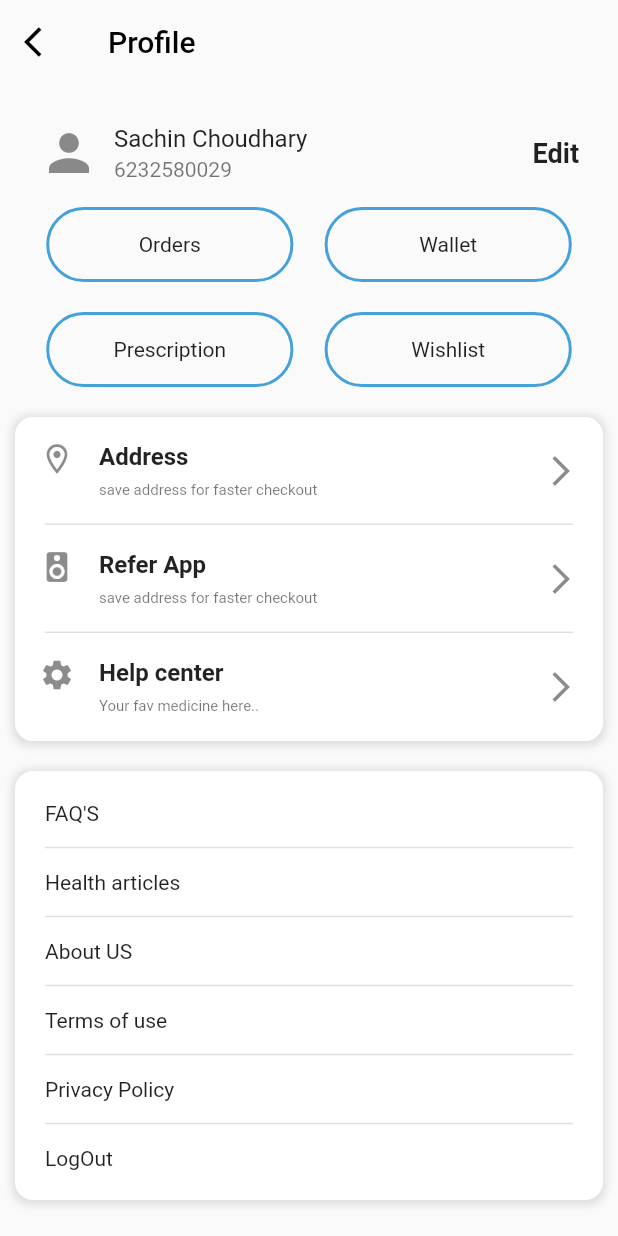
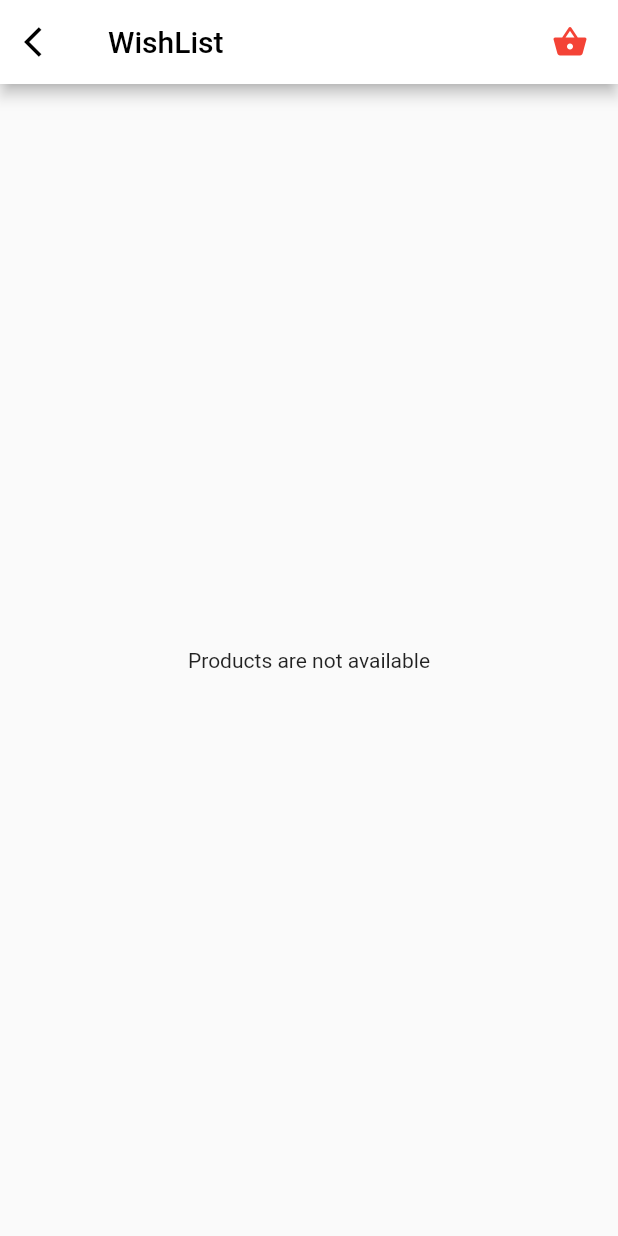
Before and after one commit to sachin9977/MediShop, a Flutter app: the AccountScreen screen opened directly, after a tap on "Wishlist", on a phone screen of 412 x 824 dp. Run offline on Flutter 3.47's test engine with Material 2 defaults, Android fonts, the phone set to English and light mode, and no system bars; our stand-ins replace cloud_firestore, easy_splash_screen, firebase_auth, firebase_core, lottie, otp_text_field and 1 more; missing offline and left inert: flutter_faq, onboarding; accounts and stored records are empty.

Commit message:
added some files

```diff
--- a/lib/screens/BottomBar_Screens/Accounts.dart
+++ b/lib/screens/BottomBar_Screens/Accounts.dart
@@ -1,5 +1,12 @@
 // ignore: file_names
 import 'package:flutter/material.dart';
+import 'package:medshop/screens/ProfileScreens/FAQs.dart';
+import 'package:medshop/screens/ProfileScreens/HealthArticles.dart';
+import 'package:medshop/screens/ProfileScreens/Wishlist.dart';
+import 'package:medshop/screens/ProfileScreens/aboutUs.dart';
+
+import '../ProfileScreens/EditProfile.dart';
+import '../ProfileScreens/HelpCenter.dart';
 
 class AccountScreen extends StatefulWidget {
   const AccountScreen({super.key});
@@ -34,7 +41,7 @@ class _AccountScreenState extends State<AccountScreen> {
           padding: const EdgeInsets.all(10),
           child: Column(
             children: [
-              const ListTile(
+              ListTile(
                 horizontalTitleGap: 10,
                 leading: Icon(
                   Icons.person,
@@ -45,9 +52,16 @@ class _AccountScreenState extends State<AccountScreen> {
                   style: TextStyle(fontSize: 16),
                 ),
                 subtitle: Text("6232580029"),
-                trailing: Text(
-                  "Edit",
-                  style: TextStyle(fontWeight: FontWeight.bold, fontSize: 18),
+                trailing: InkWell(
+                  onTap: () => Navigator.push(
+                      context,
+                      MaterialPageRoute(
+                        builder: (context) => const EditProfile(),
+                      )),
+                  child: Text(
+                    "Edit",
+                    style: TextStyle(fontWeight: FontWeight.bold, fontSize: 18),
+                  ),
                 ),
               ),
               Row(
@@ -110,7 +124,13 @@ class _AccountScreenState extends State<AccountScreen> {
                     ),
                   ),
                   InkWell(
-                    onTap: () {},
+                    onTap: () {
+                      Navigator.push(
+                          context,
+                          MaterialPageRoute(
+                            builder: (context) => WishList(),
+                          ));
+                    },
                     child: Container(
                       decoration: BoxDecoration(
                           borderRadius: BorderRadius.circular(40),
@@ -143,8 +163,8 @@ class _AccountScreenState extends State<AccountScreen> {
                     borderRadius: BorderRadius.circular(12)),
                 child: Column(
                   crossAxisAlignment: CrossAxisAlignment.start,
-                  children: const [
-                    ListTile(
+                  children: [
+                    const ListTile(
                       horizontalTitleGap: 0,
                       leading: Icon(Icons.location_on_outlined),
                       title: Text(
@@ -158,14 +178,14 @@ class _AccountScreenState extends State<AccountScreen> {
                       ),
                       trailing: Icon(Icons.arrow_forward_ios),
                     ),
-                    Divider(
+                    const Divider(
                       color: Colors.black12,
                       thickness: 1,
                       height: 0,
                       indent: 20,
                       endIndent: 20,
                     ),
-                    ListTile(
+                    const ListTile(
                       horizontalTitleGap: 0,
                       leading: Icon(Icons.speaker),
                       title: Text(
@@ -179,7 +199,7 @@ class _AccountScreenState extends State<AccountScreen> {
                       ),
                       trailing: Icon(Icons.arrow_forward_ios),
                     ),
-                    Divider(
+                    const Divider(
                       color: Colors.black12,
                       thickness: 1,
                       height: 0,
@@ -187,18 +207,23 @@ class _AccountScreenState extends State<AccountScreen> {
                       endIndent: 20,
                     ),
                     ListTile(
+                      onTap: () => Navigator.push(
+                          context,
+                          MaterialPageRoute(
+                            builder: (context) => const HelpCenter(),
+                          )),
                       horizontalTitleGap: 0,
-                      leading: Icon(Icons.settings),
-                      title: Text(
+                      leading: const Icon(Icons.settings),
+                      title: const Text(
                         "Help center",
                         style: TextStyle(
                             fontWeight: FontWeight.bold, fontSize: 16),
                       ),
-                      subtitle: Text(
+                      subtitle: const Text(
                         "Your fav medicine here..",
                         style: TextStyle(fontSize: 10),
                       ),
-                      trailing: Icon(Icons.arrow_forward_ios),
+                      trailing: const Icon(Icons.arrow_forward_ios),
                     ),
                   ],
                 ),
@@ -219,38 +244,56 @@ class _AccountScreenState extends State<AccountScreen> {
                     borderRadius: BorderRadius.circular(12)),
                 child: Column(
                   crossAxisAlignment: CrossAxisAlignment.start,
-                  children: const [
-                    Text("FAQ'S"),
-                    Divider(
+                  children: [
+                    InkWell(
+                        onTap: () => Navigator.push(
+                            context,
+                            MaterialPageRoute(
+                              builder: (context) => const Faqs(),
+                            )),
+                        child: const Text("FAQ'S")),
+                    const Divider(
                       color: Colors.black12,
                       thickness: 1,
                       height: 30,
                     ),
-                    Text("Health articles"),
-                    Divider(
+                    InkWell(
+                        onTap: () => Navigator.push(
+                            context,
+                            MaterialPageRoute(
+                              builder: (context) => const HealthArticals(),
+                            )),
+                        child: const Text("Health articles")),
+                    const Divider(
                       color: Colors.black12,
                       thickness: 1,
                       height: 30,
                     ),
-                    Text("About US"),
-                    Divider(
+                    InkWell(
+                        onTap: () => Navigator.push(
+                            context,
+                            MaterialPageRoute(
+                              builder: (context) => const AboutUs(),
+                            )),
+                        child: const Text("About US")),
+                    const Divider(
                       color: Colors.black12,
                       thickness: 1,
                       height: 30,
                     ),
-                    Text("Terms of use"),
-                    Divider(
+                    const Text("Terms of use"),
+                    const Divider(
                       color: Colors.black12,
                       thickness: 1,
                       height: 30,
                     ),
-                    Text("Privacy Policy"),
-                    Divider(
+                    const Text("Privacy Policy"),
+                    const Divider(
                       color: Colors.black12,
                       thickness: 1,
                       height: 30,
                     ),
-                    Text("LogOut"),
+                    const Text("LogOut"),
                   ],
                 ),
               )
--- /dev/null
+++ b/lib/screens/ProfileScreens/Wishlist.dart
@@ -0,0 +1,41 @@
+import 'package:flutter/material.dart';
+import 'package:flutter/src/widgets/framework.dart';
+import 'package:flutter/src/widgets/placeholder.dart';
+
+class WishList extends StatefulWidget {
+  const WishList({super.key});
+
+  @override
+  State<WishList> createState() => _WishListState();
+}
+
+class _WishListState extends State<WishList> {
+  @override
+  Widget build(BuildContext context) {
+    return Scaffold(
+      appBar: AppBar(
+        backgroundColor: Colors.white,
+        leading: IconButton(
+          icon: const Icon(
+            Icons.arrow_back_ios,
+            color: Colors.black,
+          ),
+          onPressed: () {
+            Navigator.pop(context);
+          },
+        ),
+        title: const Text("WishList", style: TextStyle(color: Colors.black)),
+        actions: [
+          Icon(
+            Icons.shopping_basket,
+            color: Colors.red,
+          ),
+          SizedBox(
+            width: 20,
+          )
+        ],
+      ),
+      body: Center(child: Text("Products are not available")),
+    );
+  }
+}
--- a/pubspec.yaml
+++ b/pubspec.yaml
@@ -46,6 +46,7 @@ dependencies:
   firebase_auth_platform_interface: '6.15.3'
   fluttertoast: ^8.2.2
   cloud_firestore: ^4.9.3
+  flutter_faq: ^1.0.1+1
 
 
 
```
Also changed, not shown: lib/screens/ProfileScreens/EditProfile.dart (added, +235 -0 lines), lib/screens/ProfileScreens/FAQs.dart (added, +79 -0 lines), lib/screens/ProfileScreens/HealthArticles.dart (added, +83 -0 lines), lib/screens/ProfileScreens/HelpCenter.dart (added, +36 -0 lines), lib/screens/ProfileScreens/aboutUs.dart (added, +61 -0 lines), pubspec.lock.
